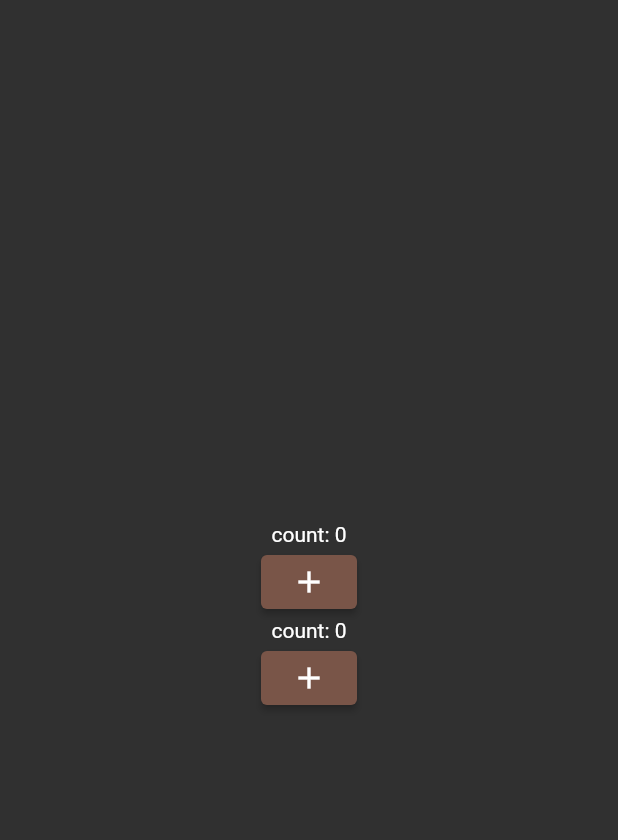
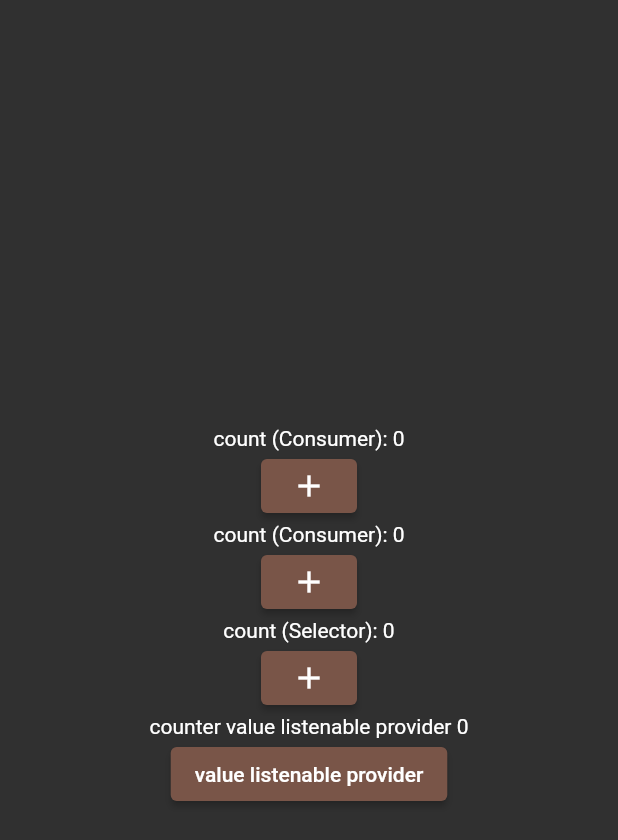
Before and after one commit to Winreer324/change_notifier_sample, a Flutter app: the MultiCounterPage screen opened directly, on a phone screen of 412 x 824 dp. Shown: the top 840 px of the screen. Run offline on Flutter 3.47's test engine with Material 2 defaults, Android fonts, the phone set to English and light mode, and no system bars; accounts and stored records are empty.

Commit message:
add sample selector+ValueListenableProvider

```diff
--- a/lib/counter/ui/multi_counter_page.dart
+++ b/lib/counter/ui/multi_counter_page.dart
@@ -1,5 +1,6 @@
 import 'package:change_notifier_sample/counter/model/counter_notifier.dart';
 import 'package:change_notifier_sample/helper_widgets/helper_provider_widget.dart';
+import 'package:flutter/foundation.dart';
 import 'package:flutter/material.dart';
 import 'package:provider/provider.dart';
 
@@ -11,9 +12,12 @@ class MultiCounterPage extends StatefulWidget {
 }
 
 class _CounterPageState extends State<MultiCounterPage> with AutomaticKeepAliveClientMixin<MultiCounterPage> {
+  final _counterValueListenableProvider = ValueNotifier(0);
+
   @override
   Widget build(BuildContext context) {
     super.build(context);
+
     return Scaffold(
       body: Column(
         mainAxisAlignment: MainAxisAlignment.center,
@@ -25,6 +29,13 @@ class _CounterPageState extends State<MultiCounterPage> with AutomaticKeepAliveC
           ChangeNotifierProvider<CounterNotifier>(
             create: (context) => CounterNotifier(),
             child: const _CounterItemWrapHelper(),
+          ),
+          ChangeNotifierProvider<CounterNotifier>(
+            create: (context) => CounterNotifier(),
+            child: const SelectorCounterWidget(),
+          ),
+          ValueListenableProviderWidget(
+            counter: _counterValueListenableProvider,
           ),
         ],
       ),
@@ -49,7 +60,7 @@ class __CounterItemState extends State<_CounterItemExtension> {
       children: [
         Consumer<CounterNotifier>(
           builder: (context, counter, child) {
-            return Center(child: Text("count: ${counter.counter}"));
+            return Center(child: Text("count (Consumer): ${counter.counter}"));
           },
         ),
         ElevatedButton(
@@ -78,7 +89,7 @@ class __CounterItemWrapHelper extends State<_CounterItemWrapHelper>
       children: [
         Consumer<CounterNotifier>(
           builder: (context, counter, child) {
-            return Center(child: Text("count: ${counter.counter}"));
+            return Center(child: Text("count (Consumer): ${counter.counter}"));
           },
         ),
         ElevatedButton(
@@ -89,3 +100,61 @@ class __CounterItemWrapHelper extends State<_CounterItemWrapHelper>
     );
   }
 }
+
+class SelectorCounterWidget extends StatefulWidget {
+  const SelectorCounterWidget({Key? key}) : super(key: key);
+
+  @override
+  _SelectorCounterWidgetState createState() => _SelectorCounterWidgetState();
+}
+
+class _SelectorCounterWidgetState extends State<SelectorCounterWidget>
+    with HelperProviderStatefulWidget<CounterNotifier, SelectorCounterWidget> {
+  @override
+  Widget build(BuildContext context) {
+    return Column(
+      children: [
+        Selector<CounterNotifier, String>(
+          builder: (context, counter, child) {
+            return Center(child: Text("count (Selector): $counter"));
+          },
+          selector: (BuildContext context, CounterNotifier counter) => counter.counter.toString(),
+        ),
+        ElevatedButton(
+          onPressed: provider.increment,
+          child: const Icon(Icons.add),
+        ),
+      ],
+    );
+  }
+}
+
+class ValueListenableProviderWidget extends StatefulWidget {
+  final ValueNotifier<int> counter;
+
+  const ValueListenableProviderWidget({Key? key, required this.counter}) : super(key: key);
+
+  @override
+  _ValueListenableProviderWidgetState createState() => _ValueListenableProviderWidgetState();
+}
+
+class _ValueListenableProviderWidgetState extends State<ValueListenableProviderWidget> {
+  @override
+  Widget build(BuildContext context) {
+    return Column(
+      children: [
+        ValueListenableProvider<int>.value(
+          value: widget.counter,
+          child: Text('counter value listenable provider ${widget.counter.value}'),
+        ),
+        ElevatedButton(
+          onPressed: () {
+            widget.counter.value++;
+            setState(() {});
+          },
+          child: const Text('value listenable provider'),
+        )
+      ],
+    );
+  }
+}
```
